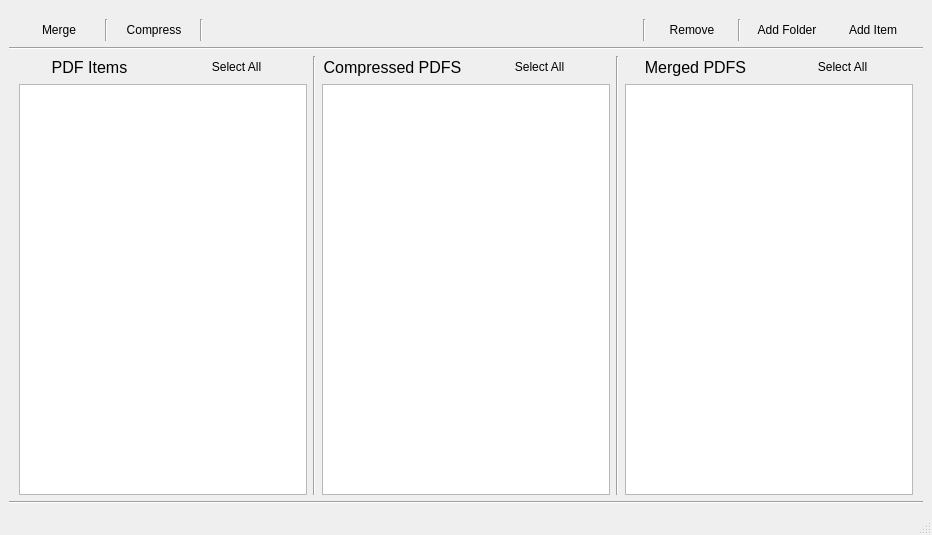
Qt form ui/mainUi.ui (darkard2003/PDFHandelerGUI) before a commit.
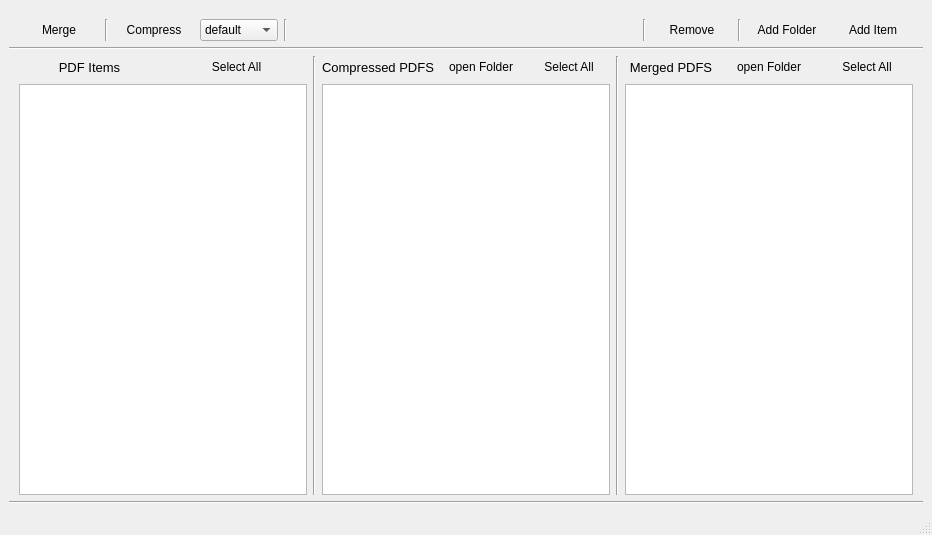
The same form after that commit. Icons and pictures are not drawn.

The edit to the form file:
```diff
--- a/ui/mainUi.ui
+++ b/ui/mainUi.ui
@@ -75,6 +75,35 @@
         </property>
        </widget>
       </item>
+      <item>
+       <widget class="QComboBox" name="compressionLevelSelector">
+        <item>
+         <property name="text">
+          <string>default</string>
+         </property>
+        </item>
+        <item>
+         <property name="text">
+          <string>screen</string>
+         </property>
+        </item>
+        <item>
+         <property name="text">
+          <string>ebook</string>
+         </property>
+        </item>
+        <item>
+         <property name="text">
+          <string>printer</string>
+         </property>
+        </item>
+        <item>
+         <property name="text">
+          <string>prepress</string>
+         </property>
+        </item>
+       </widget>
+      </item>
       <item>
        <widget class="Line" name="line_5">
         <property name="orientation">
@@ -170,7 +199,7 @@
            <widget class="QLabel" name="label">
             <property name="font">
              <font>
-              <pointsize>12</pointsize>
+              <pointsize>10</pointsize>
               <stylestrategy>PreferAntialias</stylestrategy>
              </font>
             </property>
@@ -245,7 +274,7 @@
            <widget class="QLabel" name="label_2">
             <property name="font">
              <font>
-              <pointsize>12</pointsize>
+              <pointsize>10</pointsize>
               <stylestrategy>PreferAntialias</stylestrategy>
              </font>
             </property>
@@ -260,6 +289,16 @@
             </property>
            </widget>
           </item>
+          <item>
+           <widget class="QPushButton" name="openCompressedFolder">
+            <property name="text">
+             <string>open Folder</string>
+            </property>
+            <property name="flat">
+             <bool>true</bool>
+            </property>
+           </widget>
+          </item>
           <item>
            <widget class="QPushButton" name="compressedListViewToggleSelection">
             <property name="text">
@@ -311,7 +350,7 @@
            <widget class="QLabel" name="label_3">
             <property name="font">
              <font>
-              <pointsize>12</pointsize>
+              <pointsize>10</pointsize>
               <stylestrategy>PreferAntialias</stylestrategy>
              </font>
             </property>
@@ -326,6 +365,16 @@
             </property>
            </widget>
           </item>
+          <item>
+           <widget class="QPushButton" name="openMergedFolder">
+            <property name="text">
+             <string>open Folder</string>
+            </property>
+            <property name="flat">
+             <bool>true</bool>
+            </property>
+           </widget>
+          </item>
           <item>
            <widget class="QPushButton" name="mergedListViewToggleSelection">
             <property name="text">
```
Left out of the diff: 8 changed lines with no effect on the pictures.
